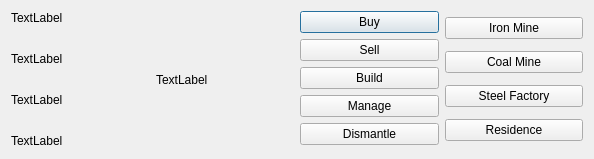
The window that BuildingDetailDialog.ui (lgasyou/SimpleSimulator) describes before a commit, drawn with Qt 5.
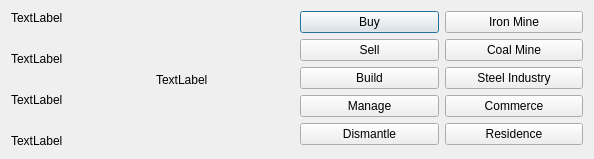
The same window after the commit.

Diff of the .ui file:
```diff
--- a/BuildingDetailDialog.ui
+++ b/BuildingDetailDialog.ui
@@ -154,7 +154,14 @@
      <item>
       <widget class="QPushButton" name="pushButton_Build_SteelFactory">
        <property name="text">
-        <string>Steel Factory</string>
+        <string>Steel Industry</string>
+       </property>
+      </widget>
+     </item>
+     <item>
+      <widget class="QPushButton" name="pushButton_Build_Commerce">
+       <property name="text">
+        <string>Commerce</string>
        </property>
       </widget>
      </item>
```
Left out of the diff: 6 changed lines with no effect on the pictures.
